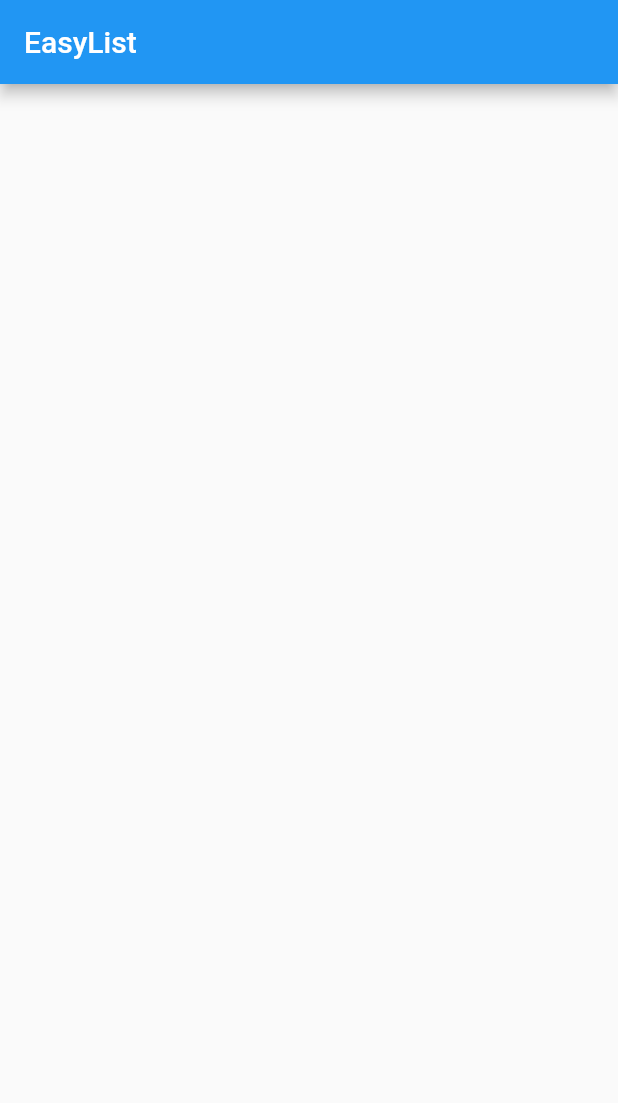
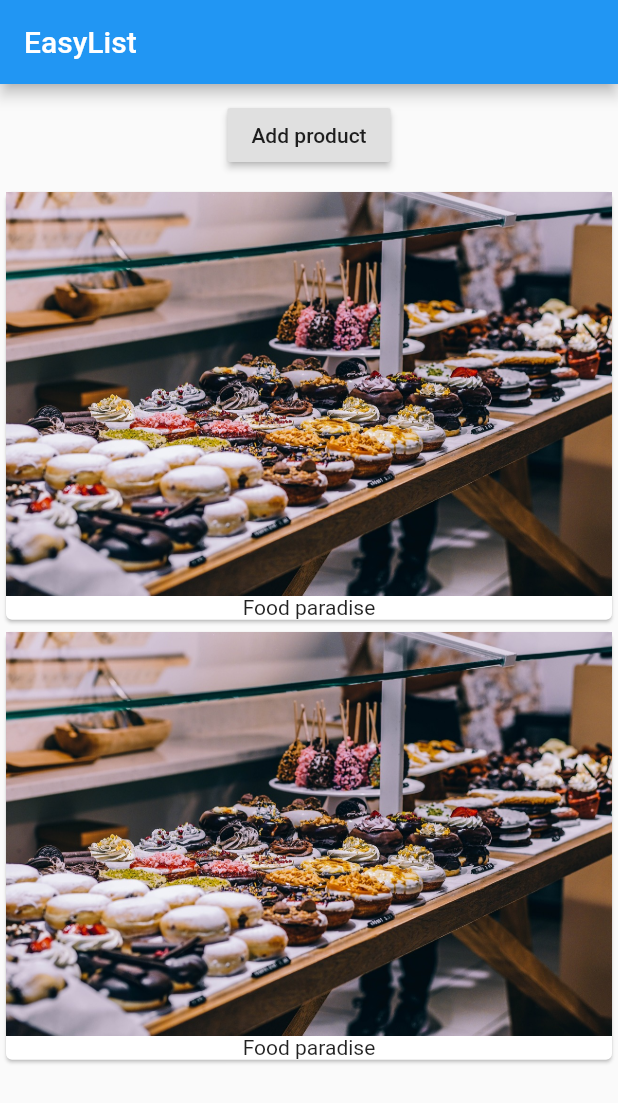
Before and after one commit to blkfltchr/learnflutterdart, a Flutter app: the screen it shows after launch, on a phone screen of 412 x 824 dp. Shown: the top 1103 px of the screen. Run offline on Flutter 3.47's test engine with Material 2 defaults, Android fonts, the phone set to English and light mode, and no system bars.

Commit message:
Added button and two images

```diff
--- a/my_flutter_app/lib/main.dart
+++ b/my_flutter_app/lib/main.dart
@@ -10,6 +10,32 @@ class MyApp extends StatelessWidget {
         appBar: AppBar(
           title: Text('EasyList'),
         ),
+        body: Column(
+          children: [
+            Container(
+              margin: EdgeInsets.all(10.0),
+              child: RaisedButton(
+                onPressed: () {},
+                child: Text('Add product')),
+            ),
+            Card(
+              child: Column(
+                children: <Widget>[
+                  Image.asset('assets/food.jpg'),
+                  Text('Food paradise'),
+                ],
+              ),
+            ),
+            Card(
+              child: Column(
+                children: <Widget>[
+                  Image.asset('assets/food.jpg'),
+                  Text('Food paradise'),
+                ],
+              ),
+            ),
+          ],
+        ),
       ),
     );
   }
--- a/my_flutter_app/pubspec.yaml
+++ b/my_flutter_app/pubspec.yaml
@@ -37,9 +37,9 @@ flutter:
   uses-material-design: true
 
   # To add assets to your application, add an assets section, like this:
-  # assets:
+  assets:
   #  - images/a_dot_burr.jpeg
-  #  - images/a_dot_ham.jpeg
+   - assets/food.jpg
 
   # An image asset can refer to one or more resolution-specific "variants", see
   # https://flutter.io/assets-and-images/#resolution-aware.
```
Also changed, not shown: my_flutter_app/assets/food.jpg (added).
